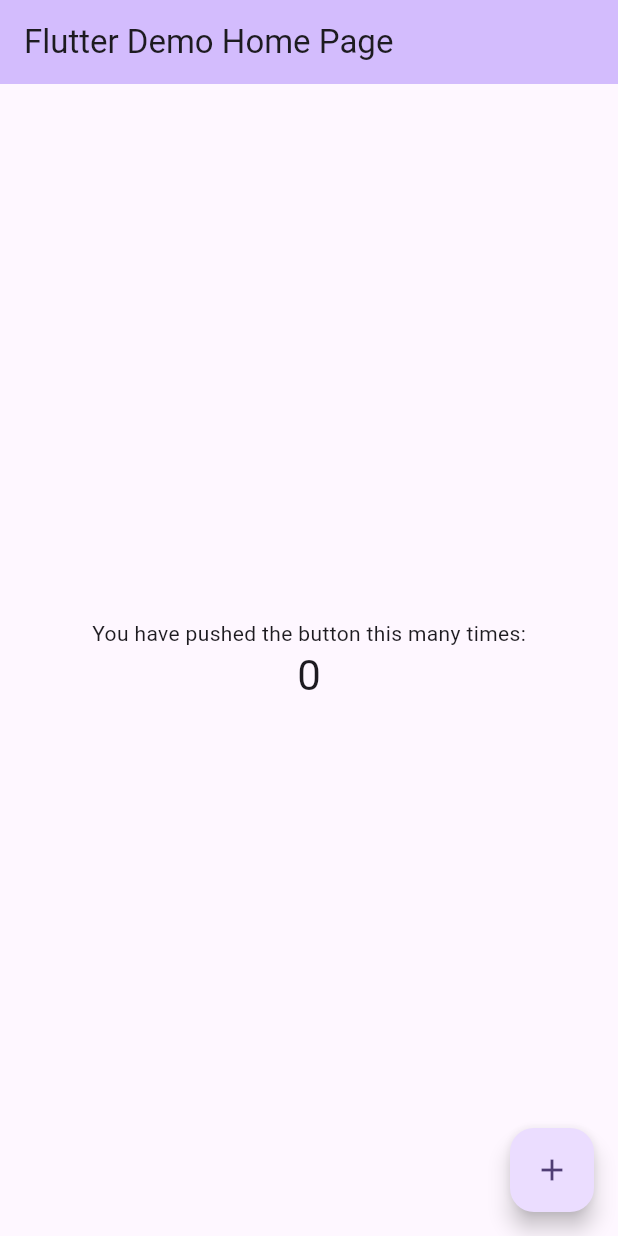
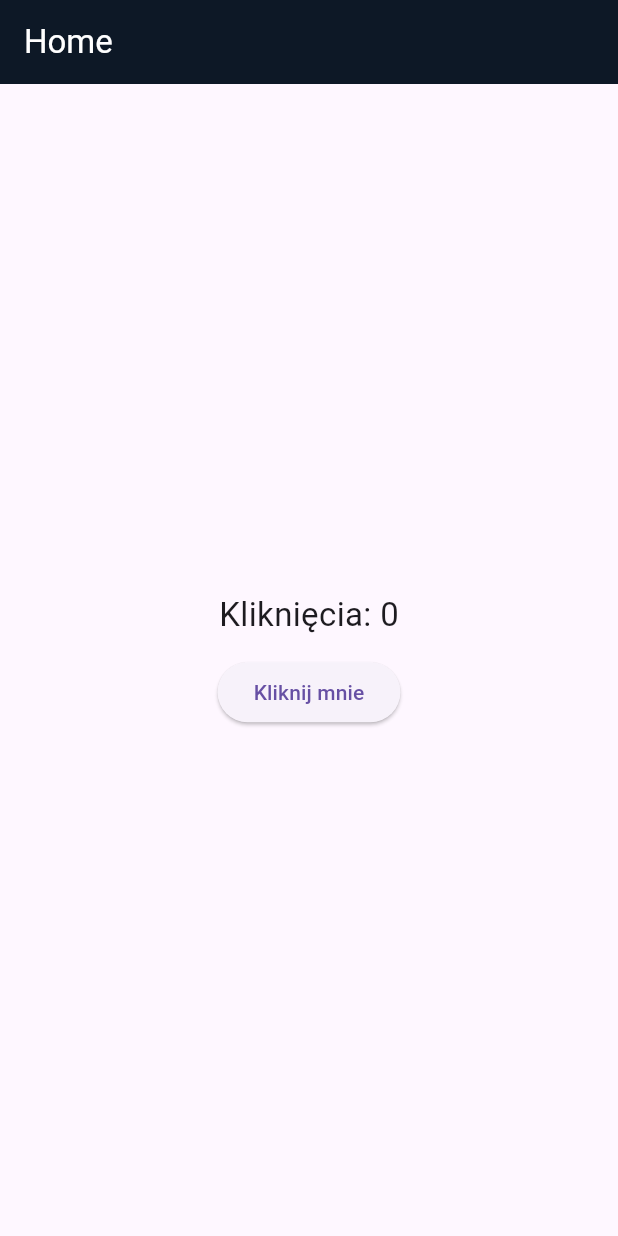
Before and after one commit to jazdzewt/Hackathon, a Flutter app: the screen it shows after launch, on a phone screen of 412 x 824 dp. Run offline on Flutter 3.47's test engine with Material 3 defaults, Android fonts, the phone set to English and light mode, and no system bars.

Commit message:
Added landing page and theme colors

```diff
--- a/src/HackathonUI/hackathon_flutter/lib/main.dart
+++ b/src/HackathonUI/hackathon_flutter/lib/main.dart
@@ -1,5 +1,6 @@
 import 'package:flutter/material.dart';
-
+import 'pages/landing.dart';
+import 'theme/colors.dart';
 void main() {
   runApp(const MyApp());
 }
@@ -7,116 +8,18 @@ void main() {
 class MyApp extends StatelessWidget {
   const MyApp({super.key});
 
-  // This widget is the root of your application.
   @override
   Widget build(BuildContext context) {
     return MaterialApp(
-      title: 'Flutter Demo',
+      debugShowCheckedModeBanner: false,
+      title: 'Flutter Web App',
       theme: ThemeData(
-        // This is the theme of your application.
-        //
-        // TRY THIS: Try running your application with "flutter run". You'll see
-        // the application has a purple toolbar. Then, without quitting the app,
-        // try changing the seedColor in the colorScheme below to Colors.green
-        // and then invoke "hot reload" (save your changes or press the "hot
-        // reload" button in a Flutter-supported IDE, or press "r" if you used
-        // the command line to start the app).
-        //
-        // Notice that the counter didn't reset back to zero; the application
-        // state is not lost during the reload. To reset the state, use hot
-        // restart instead.
-        //
-        // This works for code too, not just values: Most code changes can be
-        // tested with just a hot reload.
-        colorScheme: ColorScheme.fromSeed(seedColor: Colors.deepPurple),
+      appBarTheme: const AppBarTheme(
+        backgroundColor: AppColors.primary,
+        foregroundColor: Colors.white,
       ),
-      home: const MyHomePage(title: 'Flutter Demo Home Page'),
+      ),
+      home: const HomeScreen(),
     );
   }
 }
-
-class MyHomePage extends StatefulWidget {
-  const MyHomePage({super.key, required this.title});
-
-  // This widget is the home page of your application. It is stateful, meaning
-  // that it has a State object (defined below) that contains fields that affect
-  // how it looks.
-
-  // This class is the configuration for the state. It holds the values (in this
-  // case the title) provided by the parent (in this case the App widget) and
-  // used by the build method of the State. Fields in a Widget subclass are
-  // always marked "final".
-
-  final String title;
-
-  @override
-  State<MyHomePage> createState() => _MyHomePageState();
-}
-
-class _MyHomePageState extends State<MyHomePage> {
-  int _counter = 0;
-
-  void _incrementCounter() {
-    setState(() {
-      // This call to setState tells the Flutter framework that something has
-      // changed in this State, which causes it to rerun the build method below
-      // so that the display can reflect the updated values. If we changed
-      // _counter without calling setState(), then the build method would not be
-      // called again, and so nothing would appear to happen.
-      _counter++;
-    });
-  }
-
-  @override
-  Widget build(BuildContext context) {
-    // This method is rerun every time setState is called, for instance as done
-    // by the _incrementCounter method above.
-    //
-    // The Flutter framework has been optimized to make rerunning build methods
-    // fast, so that you can just rebuild anything that needs updating rather
-    // than having to individually change instances of widgets.
-    return Scaffold(
-      appBar: AppBar(
-        // TRY THIS: Try changing the color here to a specific color (to
-        // Colors.amber, perhaps?) and trigger a hot reload to see the AppBar
-        // change color while the other colors stay the same.
-        backgroundColor: Theme.of(context).colorScheme.inversePrimary,
-        // Here we take the value from the MyHomePage object that was created by
-        // the App.build method, and use it to set our appbar title.
-        title: Text(widget.title),
-      ),
-      body: Center(
-        // Center is a layout widget. It takes a single child and positions it
-        // in the middle of the parent.
-        child: Column(
-          // Column is also a layout widget. It takes a list of children and
-          // arranges them vertically. By default, it sizes itself to fit its
-          // children horizontally, and tries to be as tall as its parent.
-          //
-          // Column has various properties to control how it sizes itself and
-          // how it positions its children. Here we use mainAxisAlignment to
-          // center the children vertically; the main axis here is the vertical
-          // axis because Columns are vertical (the cross axis would be
-          // horizontal).
-          //
-          // TRY THIS: Invoke "debug painting" (choose the "Toggle Debug Paint"
-          // action in the IDE, or press "p" in the console), to see the
-          // wireframe for each widget.
-          mainAxisAlignment: MainAxisAlignment.center,
-          children: <Widget>[
-            const Text('You have pushed the button this many times:'),
-            Text(
-              '$_counter',
-              style: Theme.of(context).textTheme.headlineMedium,
-            ),
-          ],
-        ),
-      ),
-      floatingActionButton: FloatingActionButton(
-        onPressed: _incrementCounter,
-        tooltip: 'Increment',
-        child: const Icon(Icons.add),
-      ), // This trailing comma makes auto-formatting nicer for build methods.
-    );
-  }
-}
--- /dev/null
+++ b/src/HackathonUI/hackathon_flutter/lib/pages/landing.dart
@@ -0,0 +1,34 @@
+import 'package:flutter/material.dart';
+
+class HomeScreen extends StatefulWidget {
+  const HomeScreen({super.key});
+
+  @override
+  State<HomeScreen> createState() => _HomeScreenState();
+}
+
+class _HomeScreenState extends State<HomeScreen> {
+  int counter = 0;
+
+  @override
+  Widget build(BuildContext context) {
+    return Scaffold(
+      appBar: AppBar(title: const Text("Home")),
+      body: Center(
+        child: Column(
+          mainAxisAlignment: MainAxisAlignment.center,
+          children: [
+            Text("Kliknięcia: $counter", style: const TextStyle(fontSize: 22)),
+            const SizedBox(height: 12),
+            ElevatedButton(
+              onPressed: () {
+                setState(() => counter++);
+              },
+              child: const Text("Kliknij mnie"),
+            ),
+          ],
+        ),
+      ),
+    );
+  }
+}
--- /dev/null
+++ b/src/HackathonUI/hackathon_flutter/lib/theme/colors.dart
@@ -0,0 +1,7 @@
+import 'package:flutter/material.dart';
+
+class AppColors {
+  static const Color primary = Color.fromARGB(255, 13, 24, 38);
+  static const Color background = Color(0xFFF5F7FA);
+  static const Color accent = Color(0xFFFFC107);
+}
```
